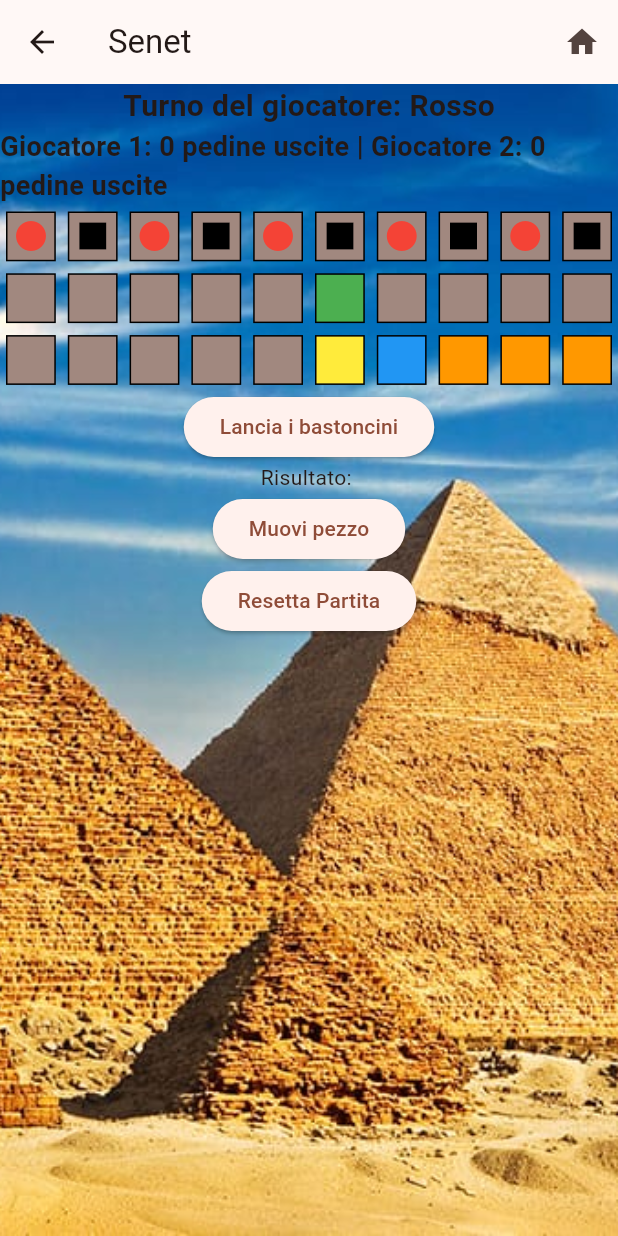
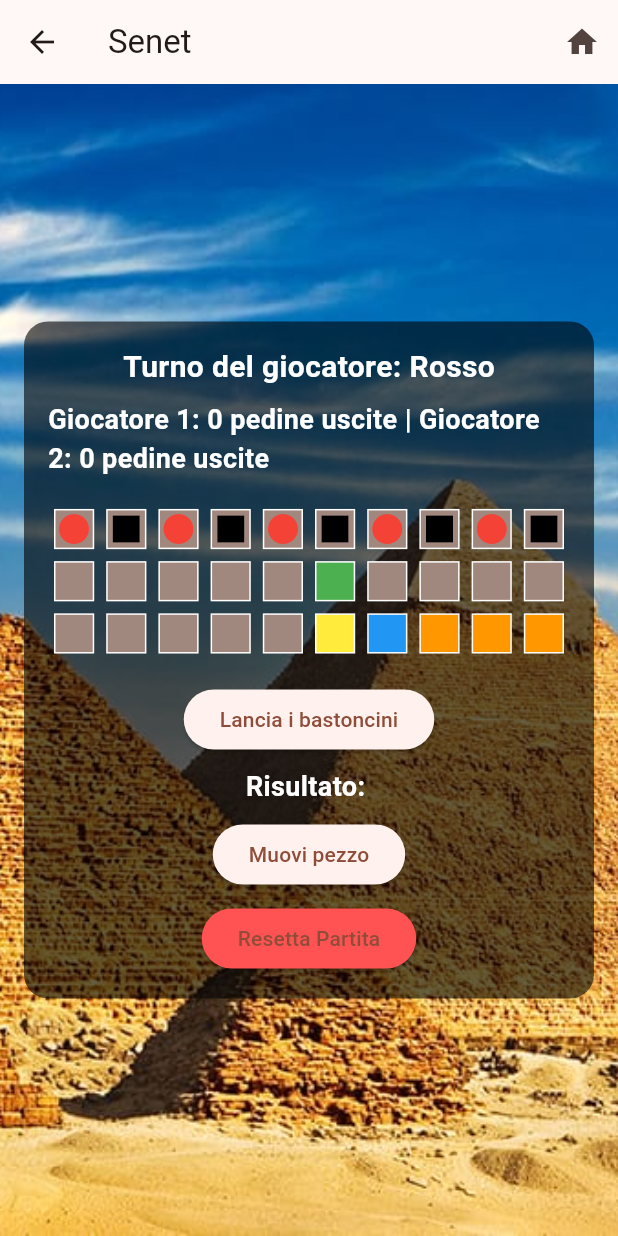
Before and after one commit to BlackWolf00/Senet-Game, a Flutter app: the screen it shows once a user with an empty profile is signed in, after a tap on an icon or button, on a phone screen of 412 x 824 dp. Run offline on Flutter 3.47's test engine with Material 3 defaults, Android fonts, the phone set to English and light mode, and no system bars; our stand-ins replace cloud_firestore, firebase_auth, firebase_core; accounts and stored records are empty.

Commit message:
Improve layout game screen

```diff
--- a/lib/screens/game_screen.dart
+++ b/lib/screens/game_screen.dart
@@ -200,18 +200,31 @@ class _GameScreenState extends State<GameScreen> {
             fit: BoxFit.cover,
           ),
         ),
+        child: Center(
+          child: SingleChildScrollView(
+            child: Container(
+              margin: EdgeInsets.all(16),
+              padding: EdgeInsets.all(16),
+              decoration: BoxDecoration(
+                color: Colors.black.withOpacity(0.6),
+                borderRadius: BorderRadius.circular(16),
+              ),
               child: Column(
+                mainAxisSize: MainAxisSize.min,
                 children: [
                   Text(
                     'Turno del giocatore: ${currentPlayer == 1 ? "Rosso" : "Nero"}',
-              style: TextStyle(fontSize: 20, fontWeight: FontWeight.bold),
+                    style: TextStyle(fontSize: 20, fontWeight: FontWeight.bold, color: Colors.white),
                   ),
+                  SizedBox(height: 8),
                   Text(
                     "Giocatore 1: $player1Score pedine uscite | Giocatore 2: $player2Score pedine uscite",
-              style: TextStyle(fontSize: 18, fontWeight: FontWeight.bold),
+                    style: TextStyle(fontSize: 18, fontWeight: FontWeight.bold, color: Colors.white),
                   ),
+                  SizedBox(height: 16),
                   GridView.builder(
                     shrinkWrap: true,
+                    physics: NeverScrollableScrollPhysics(),
                     gridDelegate: SliverGridDelegateWithFixedCrossAxisCount(
                       crossAxisCount: 10,
                     ),
@@ -223,24 +236,38 @@ class _GameScreenState extends State<GameScreen> {
                           margin: EdgeInsets.all(4),
                           decoration: BoxDecoration(
                             color: getTileColor(index, selectedPiece, diceRoll),
-                      border: Border.all(color: Colors.black),
+                            border: Border.all(color: Colors.white),
                           ),
                           child: Center(child: getPiece(board[index])),
                         ),
                       );
                     },
                   ),
+                  SizedBox(height: 16),
                   ElevatedButton(
                     onPressed: canRollDice ? rollDice : null,
                     child: Text('Lancia i bastoncini'),
                   ),
-            Text('Risultato: ${diceRoll ?? ""}'),
-            ElevatedButton(onPressed: movePiece, child: Text('Muovi pezzo')),
+                  SizedBox(height: 8),
+                  Text(
+                    'Risultato: ${diceRoll ?? ""}',
+                    style: TextStyle(fontSize: 18, fontWeight: FontWeight.bold, color: Colors.white),
+                  ),
+                  SizedBox(height: 8),
+                  ElevatedButton(
+                    onPressed: movePiece,
+                    child: Text('Muovi pezzo'),
+                  ),
+                  SizedBox(height: 8),
                   ElevatedButton(
                     onPressed: resetGame,
                     child: Text("Resetta Partita"),
+                    style: ElevatedButton.styleFrom(backgroundColor: Colors.redAccent),
                   ),
                 ],
+              ),
+            ),
+          ),
         ),
       ),
     );
```
Lines whose indentation alone changed are shown as unchanged.
